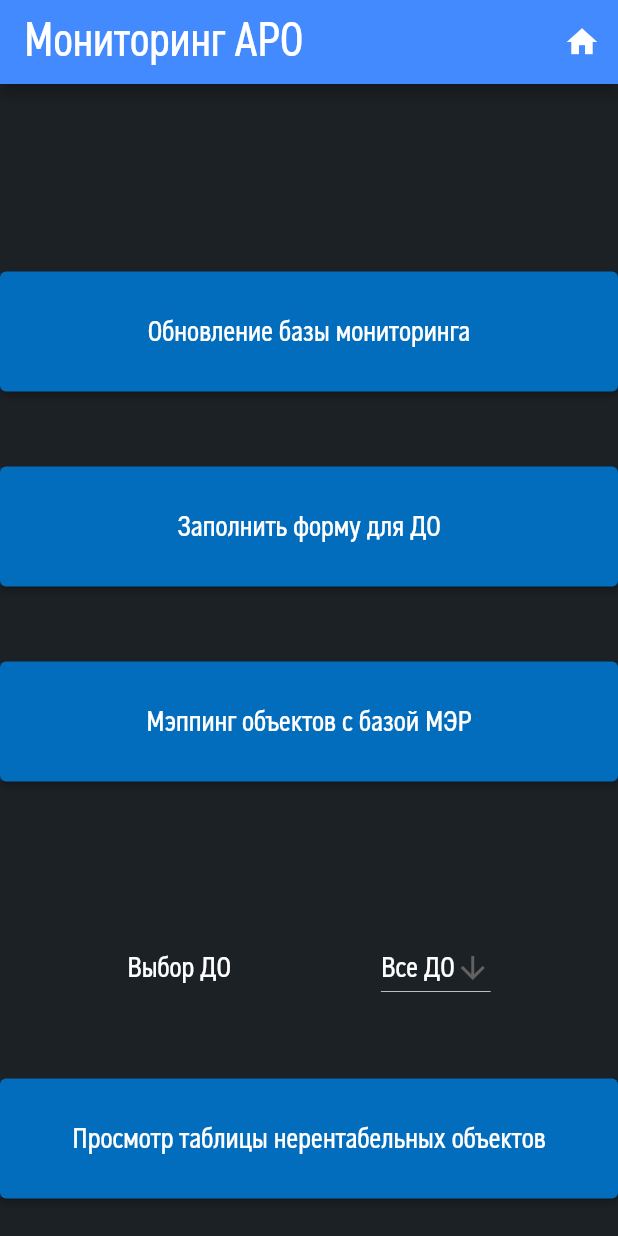
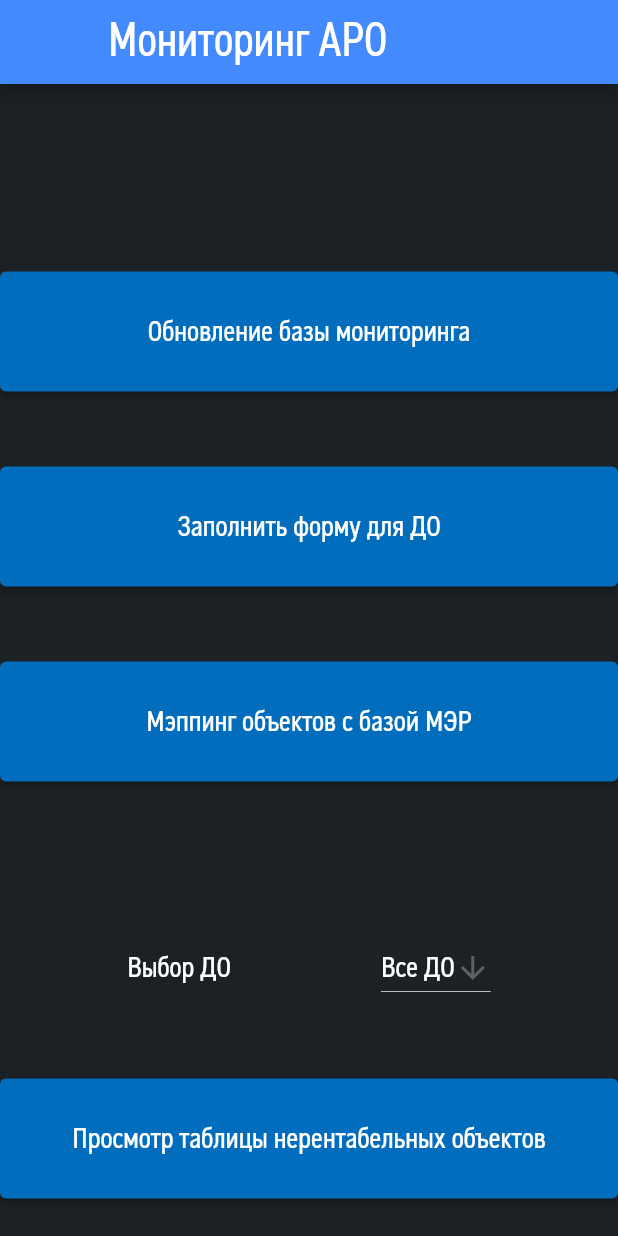
Before and after one commit to justsuvorov/aro_monitoring, a Flutter app: the screen it shows after launch, on a phone screen of 412 x 824 dp. Run offline on Flutter 3.47's test engine with Material 2 defaults, Android fonts, the phone set to English and light mode, and no system bars; missing offline and left inert: responsive_table.

```diff
--- a/lib/presentation/home/home_page.dart
+++ b/lib/presentation/home/home_page.dart
@@ -19,16 +19,12 @@ class HomePage extends StatelessWidget {
     return Scaffold(
       appBar: AppBar(
         backgroundColor: Colors.blueAccent,
+        leading: const IconButton(
+          icon: Icon(null),
+          onPressed: null,
+        ),
         title: Text(_title, style: const TextStyle(fontFamily: 'GPN_DIN', fontSize: 32),),
-        actions: <Widget>[
-          IconButton(
-            icon: const Icon(Icons.home),
-            tooltip: 'Главная страница',
-            onPressed: () {
-              // TODO route to be implemented
-            },
-          ),
-        ],
+        // actions: [],
       ),
       body: HomeBody(
         depObjects: _depObjects,
```
